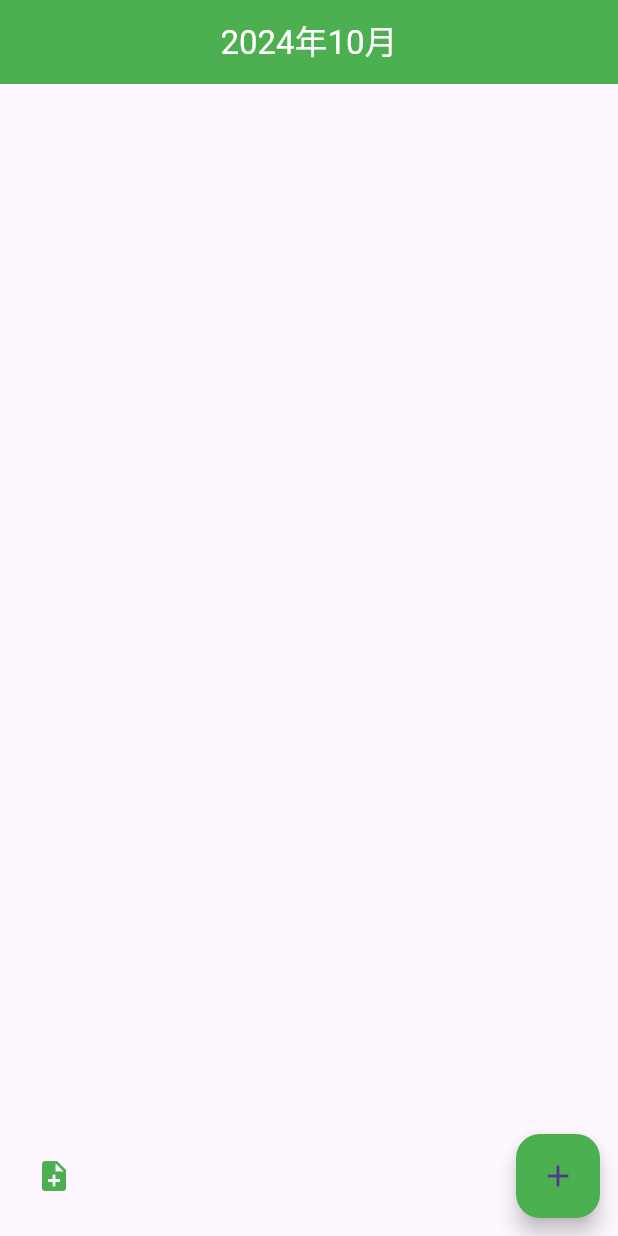
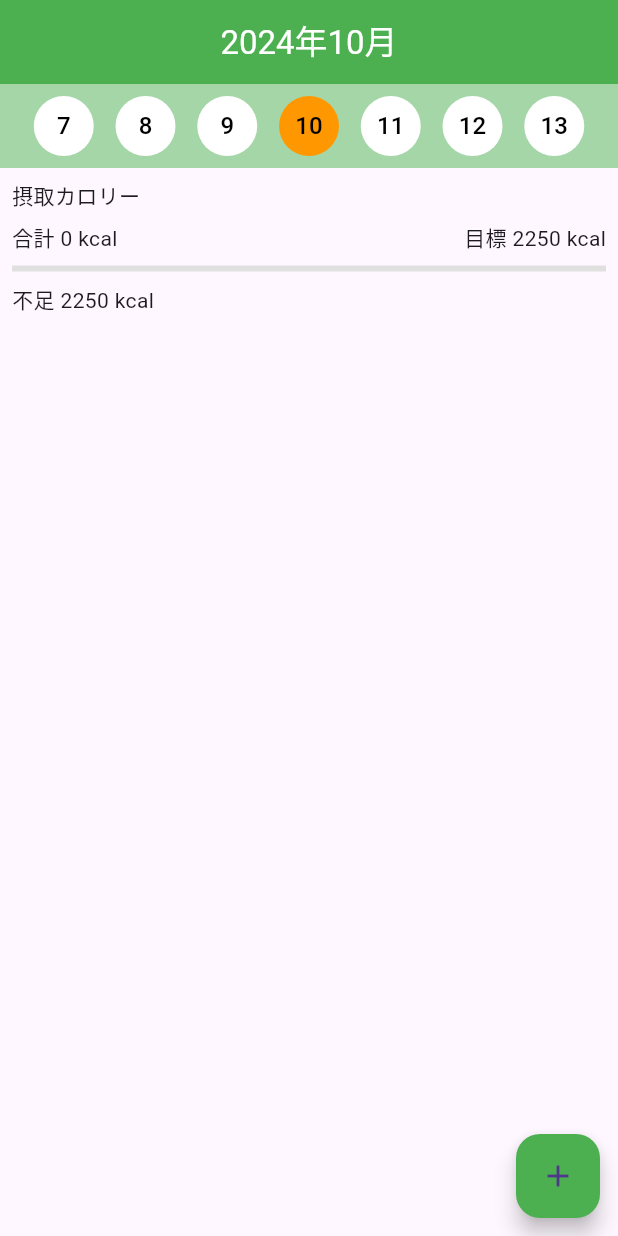
Before and after one commit to koduki/hmai, a Flutter app: the screen it shows after launch, on a phone screen of 412 x 824 dp. Run offline on Flutter 3.47's test engine with Material 3 defaults, Android fonts, the phone set to English and light mode, and no system bars; our stand-ins replace flutter_riverpod.

Commit message:
Modify UI

```diff
--- a/lib/providers/meal_entry_list_provider.dart
+++ b/lib/providers/meal_entry_list_provider.dart
@@ -22,6 +22,16 @@ class MealEntryList extends StateNotifier<List<MealEntry>> {
         if (i == index) state[i]..foodItems.add(food) else state[i]
     ];
   }
+
+  void removeFood(int index, FoodItem food) {
+    state = [
+      for (int i = 0; i < state.length; i++)
+        if (i == index)
+          state[i]..foodItems.removeWhere((item) => item == food)
+        else
+          state[i]
+    ];
+  }
 }
 
 final mealEntryListProvider =
--- a/lib/screens/edit_meal_page.dart
+++ b/lib/screens/edit_meal_screen.dart
@@ -3,10 +3,10 @@ import 'package:flutter_riverpod/flutter_riverpod.dart';
 import '../models/food_item.dart';
 import '../providers/meal_entry_list_provider.dart';
 
-class EditMealPage extends StatelessWidget {
+class EditMealScreen extends StatelessWidget {
   final int mealEntryIndex;
 
-  EditMealPage({super.key, required this.mealEntryIndex});
+  EditMealScreen({super.key, required this.mealEntryIndex});
 
   final List<FoodItem> foodItems = [
     FoodItem(name: "アスパラガス(100g)", calories: 21),
--- a/lib/screens/home_screen.dart
+++ b/lib/screens/home_screen.dart
@@ -2,6 +2,7 @@ import 'package:flutter/material.dart';
 import 'package:flutter_riverpod/flutter_riverpod.dart';
 import '../models/meal_entry.dart';
 import '../widgets/meal_card.dart';
+import '../widgets/calorie_progress.dart';
 import '../providers/meal_entry_list_provider.dart';
 
 class HomeScreen extends StatelessWidget {
@@ -22,6 +23,46 @@ class HomeScreen extends StatelessWidget {
           ),
           body: Column(
             children: [
+              // Date Selector
+              Container(
+                padding: EdgeInsets.all(8),
+                color: Colors.green.shade200,
+                child: Row(
+                  mainAxisAlignment: MainAxisAlignment.spaceEvenly,
+                  children: List.generate(7, (index) {
+                    return CircleAvatar(
+                      backgroundColor:
+                          index == 3 ? Colors.orange : Colors.white,
+                      child: Text(
+                        '${7 + index}',
+                        style: TextStyle(color: Colors.black),
+                      ),
+                    );
+                  }),
+                ),
+              ),
+
+              // Calorie Intake Section
+              Padding(
+                padding: const EdgeInsets.all(8.0),
+                child: Column(
+                  crossAxisAlignment: CrossAxisAlignment.start,
+                  children: [
+                    Text("摂取カロリー"),
+                    SizedBox(height: 8),
+                    Consumer(
+                      builder: (context, ref, child) {
+                        final intake = mealEntries.fold<int>(
+                            0,
+                            (previousValue, element) =>
+                                previousValue + element.totalCalories);
+                        final goal = 2250; // ここを動的に変更する
+                        return CalorieProgress(intake: intake, goal: goal);
+                      },
+                    ),
+                  ],
+                ),
+              ),
               Expanded(
                 child: ListView.builder(
                   itemCount: mealEntries.length,
@@ -34,20 +75,15 @@ class HomeScreen extends StatelessWidget {
                 padding: const EdgeInsets.all(12.0),
                 child: Row(
                   children: [
-                    IconButton(
-                      icon: const Icon(Icons.note_add, color: Colors.green),
-                      onPressed: () {
-                        ref.read(mealEntryListProvider.notifier).addMealEntry(
-                              MealEntry(mealType: "新しい食事"),
-                            );
-                      },
-                    ),
                     const Spacer(),
                     FloatingActionButton(
                       backgroundColor: Colors.green,
                       child: const Icon(Icons.add),
                       onPressed: () {
-                        // Add action
+                        ref.read(mealEntryListProvider.notifier).addMealEntry(
+                              MealEntry(
+                                  mealType: "食事:${mealEntries.length + 1}回目"),
+                            );
                       },
                     ),
                   ],
--- /dev/null
+++ b/lib/widgets/calorie_progress.dart
@@ -0,0 +1,34 @@
+import 'package:flutter/material.dart';
+
+class CalorieProgress extends StatelessWidget {
+  final int intake;
+  final int goal;
+
+  const CalorieProgress({super.key, required this.intake, required this.goal});
+
+  @override
+  Widget build(BuildContext context) {
+    double progress = intake / goal;
+    int diff = goal - intake;
+    return Column(
+      crossAxisAlignment: CrossAxisAlignment.start,
+      children: [
+        Row(
+          mainAxisAlignment: MainAxisAlignment.spaceBetween,
+          children: [
+            Text("合計 $intake kcal"),
+            Text("目標 $goal kcal"),
+          ],
+        ),
+        const SizedBox(height: 8),
+        LinearProgressIndicator(
+          value: progress,
+          backgroundColor: Colors.grey.shade300,
+          color: progress < 1.0 ? Colors.yellow : Colors.red,
+        ),
+        const SizedBox(height: 8),
+        Text("${diff > 0 ? "不足" : "過剰"} ${diff.abs()} kcal"),
+      ],
+    );
+  }
+}
--- a/lib/widgets/meal_card.dart
+++ b/lib/widgets/meal_card.dart
@@ -1,7 +1,7 @@
 import 'package:flutter/material.dart';
 import 'package:flutter_riverpod/flutter_riverpod.dart';
 import '../providers/meal_entry_list_provider.dart';
-import '../screens/edit_meal_page.dart';
+import '../screens/edit_meal_screen.dart';
 
 class MealCard extends StatelessWidget {
   final int index;
@@ -48,7 +48,7 @@ class MealCard extends StatelessWidget {
                           context,
                           MaterialPageRoute(
                             builder: (context) =>
-                                EditMealPage(mealEntryIndex: index),
+                                EditMealScreen(mealEntryIndex: index),
                           ),
                         );
                       },
@@ -63,6 +63,15 @@ class MealCard extends StatelessWidget {
                       padding: const EdgeInsets.only(bottom: 8.0),
                       child: Row(
                         children: [
+                          IconButton(
+                            onPressed: () {
+                              // 削除処理
+                              var mealList =
+                                  ref.read(mealEntryListProvider.notifier);
+                              mealList.removeFood(index, item);
+                            },
+                            icon: const Icon(Icons.close),
+                          ),
                           Image.network(
                             item.imageUrl ??
                                 'https://www.namepuri.com/img/topics_img.jpg',
```
